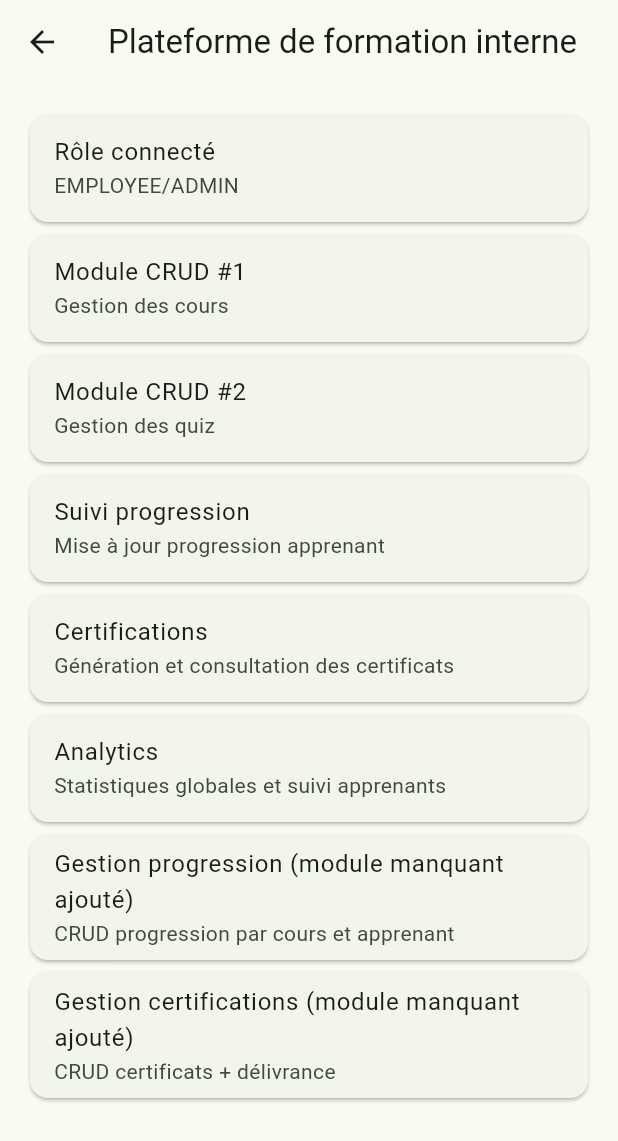
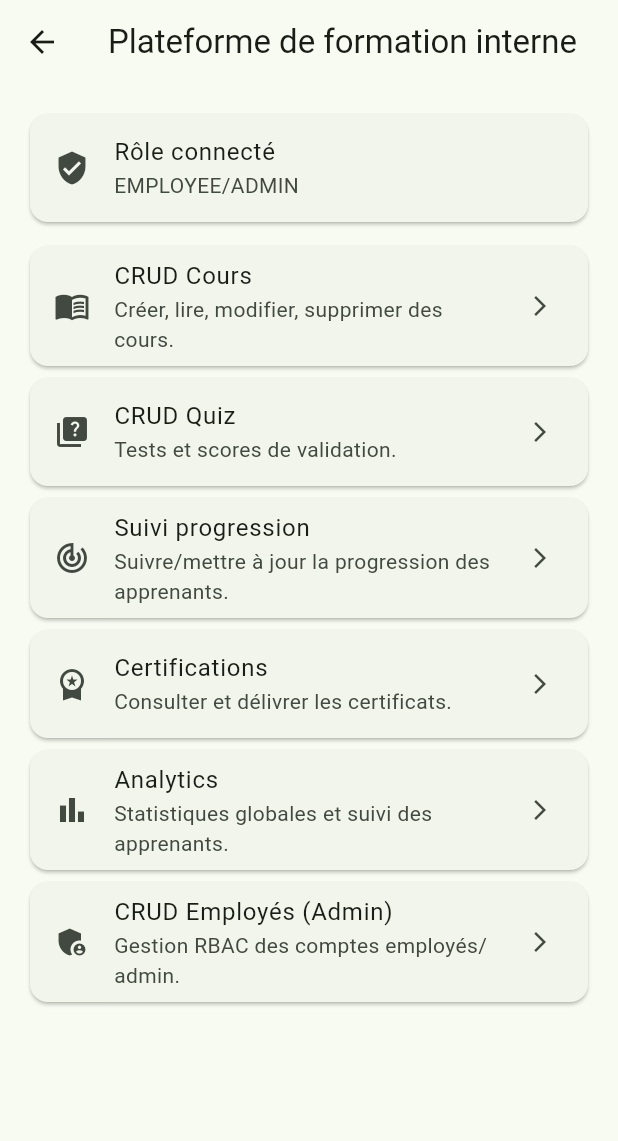
Before and after one commit to Djomnang8/PLateforme_Cours, a Flutter app: the DashboardScreen screen opened directly, on a phone screen of 412 x 824 dp. Shown: the top 1141 px of the screen. Run offline on Flutter 3.47's test engine with Material 3 defaults, Android fonts, the phone set to English and light mode, and no system bars; network calls fail.

Commit message:
Add missing dashboard module pages and role-based navigation

```diff
--- a/frontend/lib/screens/dashboard_screen.dart
+++ b/frontend/lib/screens/dashboard_screen.dart
@@ -1,8 +1,15 @@
 import 'package:flutter/material.dart';
+import '../services/api_service.dart';
+import 'analytics_screen.dart';
+import 'employees_screen.dart';
+import 'module_list_screen.dart';
 
 class DashboardScreen extends StatelessWidget {
   final String role;
   const DashboardScreen({super.key, required this.role});
+
+  bool get _isAdmin => role.contains('ADMIN');
+  bool get _isEmployee => role.contains('EMPLOYEE') || _isAdmin;
 
   @override
   Widget build(BuildContext context) {
@@ -11,16 +18,93 @@ class DashboardScreen extends StatelessWidget {
       body: ListView(
         padding: const EdgeInsets.all(16),
         children: [
-          Card(child: ListTile(title: const Text('Rôle connecté'), subtitle: Text(role))),
-          const Card(child: ListTile(title: Text('Module CRUD #1'), subtitle: Text('Gestion des cours'))),
-          const Card(child: ListTile(title: Text('Module CRUD #2'), subtitle: Text('Gestion des quiz'))),
-          const Card(child: ListTile(title: Text('Suivi progression'), subtitle: Text('Mise à jour progression apprenant'))),
-          const Card(child: ListTile(title: Text('Certifications'), subtitle: Text('Génération et consultation des certificats'))),
-          const Card(child: ListTile(title: Text('Analytics'), subtitle: Text('Statistiques globales et suivi apprenants'))),
-          const Card(child: ListTile(title: Text('Gestion progression (module manquant ajouté)'), subtitle: Text('CRUD progression par cours et apprenant'))),
-          const Card(child: ListTile(title: Text('Gestion certifications (module manquant ajouté)'), subtitle: Text('CRUD certificats + délivrance'))),
+          Card(
+            child: ListTile(
+              leading: const Icon(Icons.verified_user),
+              title: const Text('Rôle connecté'),
+              subtitle: Text(role),
+            ),
+          ),
+          const SizedBox(height: 8),
+          _entry(
+            context,
+            icon: Icons.menu_book,
+            title: 'CRUD Cours',
+            subtitle: 'Créer, lire, modifier, supprimer des cours.',
+            screen: ModuleListScreen(
+              title: 'Gestion des cours',
+              loader: ApiService.getCourses,
+              line1: (c) => c['title']?.toString() ?? '-',
+              line2: (c) => c['description']?.toString() ?? '',
+            ),
+          ),
+          _entry(
+            context,
+            icon: Icons.quiz,
+            title: 'CRUD Quiz',
+            subtitle: 'Tests et scores de validation.',
+            screen: ModuleListScreen(
+              title: 'Gestion des quiz',
+              loader: ApiService.getQuizzes,
+              line1: (q) => q['title']?.toString() ?? '-',
+              line2: (q) => 'Score minimum: ${q['passingScore'] ?? '-'}',
+            ),
+          ),
+          _entry(
+            context,
+            icon: Icons.track_changes,
+            title: 'Suivi progression',
+            subtitle: 'Suivre/mettre à jour la progression des apprenants.',
+            screen: ModuleListScreen(
+              title: 'Progression',
+              loader: ApiService.getProgress,
+              line1: (p) => 'Apprenant #${p['learner']?['id'] ?? '-'}',
+              line2: (p) => 'Cours #${p['course']?['id'] ?? '-'} • ${p['completionPercent'] ?? 0}%',
+            ),
+          ),
+          _entry(
+            context,
+            icon: Icons.workspace_premium,
+            title: 'Certifications',
+            subtitle: 'Consulter et délivrer les certificats.',
+            screen: ModuleListScreen(
+              title: 'Certifications',
+              loader: ApiService.getCertifications,
+              line1: (c) => 'Apprenant #${c['learner']?['id'] ?? '-'}',
+              line2: (c) => 'Cours #${c['course']?['id'] ?? '-'} • ${c['issuedAt'] ?? ''}',
+            ),
+          ),
+          if (_isEmployee)
+            _entry(
+              context,
+              icon: Icons.bar_chart,
+              title: 'Analytics',
+              subtitle: 'Statistiques globales et suivi des apprenants.',
+              screen: const AnalyticsScreen(),
+            ),
+          if (_isAdmin)
+            _entry(
+              context,
+              icon: Icons.admin_panel_settings,
+              title: 'CRUD Employés (Admin)',
+              subtitle: 'Gestion RBAC des comptes employés/admin.',
+              screen: const EmployeesScreen(),
+            ),
         ],
       ),
     );
   }
+
+  Widget _entry(BuildContext context,
+      {required IconData icon, required String title, required String subtitle, required Widget screen}) {
+    return Card(
+      child: ListTile(
+        leading: Icon(icon),
+        title: Text(title),
+        subtitle: Text(subtitle),
+        trailing: const Icon(Icons.arrow_forward_ios, size: 16),
+        onTap: () => Navigator.push(context, MaterialPageRoute(builder: (_) => screen)),
+      ),
+    );
+  }
 }
```
Also changed, not shown: frontend/lib/screens/analytics_screen.dart (added, +27 -0 lines), frontend/lib/screens/employees_screen.dart (added, +17 -0 lines), frontend/lib/screens/module_list_screen.dart (added, +46 -0 lines), frontend/lib/services/api_service.dart (+35 -5 lines).
